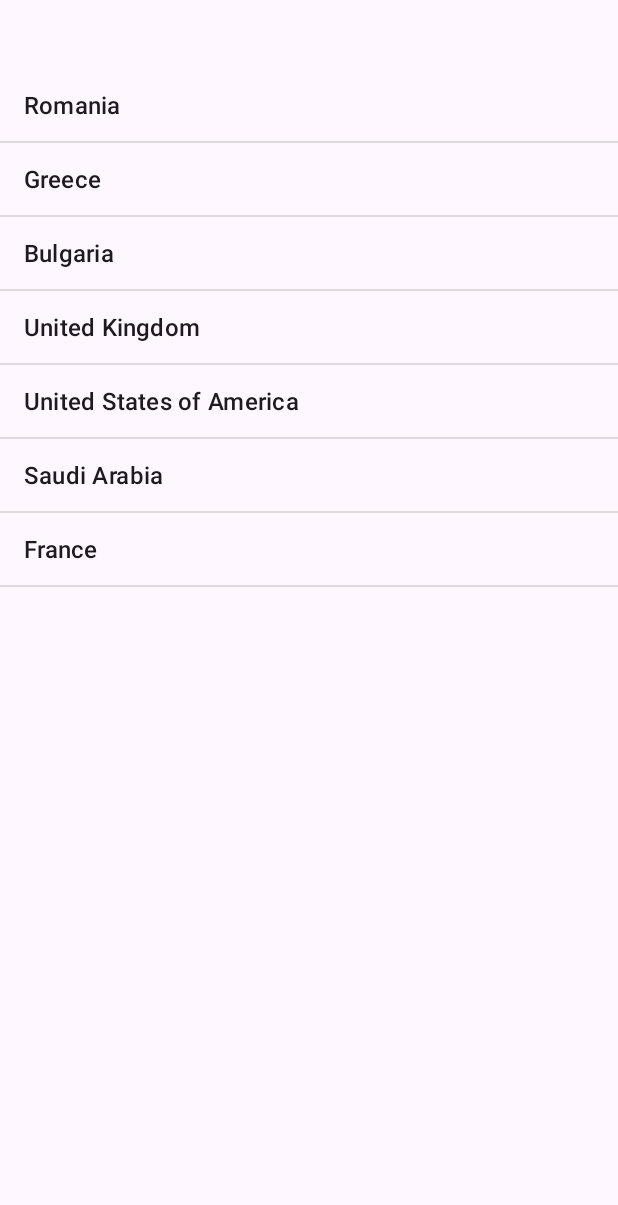
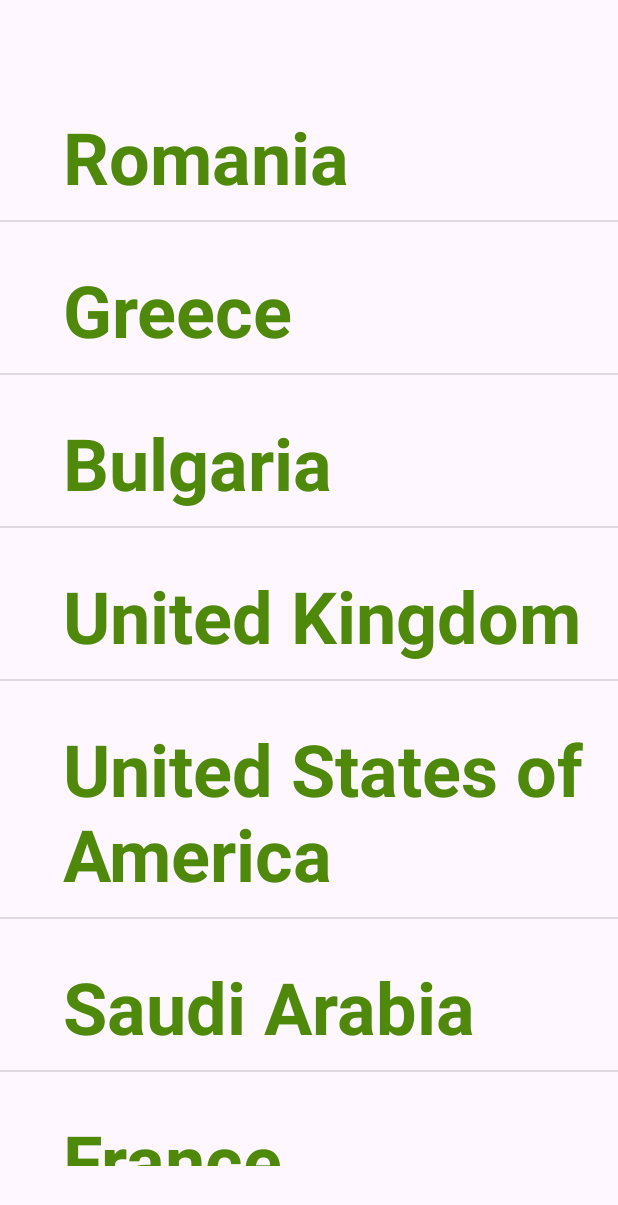
Before and after one commit to RobertBeraru/AndroidPlayground, an Android app: the screen it shows after launch (MainActivity), on a phone screen of 412 x 824 dp. Shown: the top 1205 px of the screen. Run offline under Robolectric (Android 15) with nearby library versions, the phone set to English and light mode, and no system bars.

Commit message:
Using custom adapters

```diff
--- a/adapters/src/main/java/com/example/adapters/MainActivity.java
+++ b/adapters/src/main/java/com/example/adapters/MainActivity.java
@@ -25,13 +25,13 @@ public class MainActivity extends AppCompatActivity {
         listView = findViewById(R.id.listView);
 
         //2- Data Source: String Array
-        String[] countries = {"Romania", "Greece", "Bulgaria", "United Kingdom", "United States of America", "Saudi Arabia", "France"};
+        String[] countries = {"Romania", "Greece", "Bulgaria", "United Kingdom", "United States of America", "Saudi Arabia", "France", "Hungary", "Brazil", "Denmark" };
 
         //3- Adapter: acts as a bridge between the 'data source' the 'AdapterView'
 
-        ArrayAdapter<String> adapter = new ArrayAdapter<>(this,
-                android.R.layout.simple_list_item_1,
-                countries);
+        MyCustomAdapter adapter = new MyCustomAdapter(this,countries);
+
+
 
         //4- Link ListView with the Adapter
         listView.setAdapter(adapter);
--- /dev/null
+++ b/adapters/src/main/java/com/example/adapters/MyCustomAdapter.java
@@ -0,0 +1,64 @@
+package com.example.adapters;
+
+import android.content.Context;
+import android.view.LayoutInflater;
+import android.view.View;
+import android.view.ViewGroup;
+import android.widget.BaseAdapter;
+import android.widget.TextView;
+
+
+public class MyCustomAdapter extends BaseAdapter {
+    private Context context;
+    private String[] items;
+
+    public MyCustomAdapter(Context context, String[] items) {
+        this.context = context;
+        this.items = items;
+    }
+
+    @Override
+    public int getCount() {
+        return items.length; //Returns the number of items in the data source
+    }
+
+
+    @Override
+    public Object getItem(int position) {
+        return items[position]; // Returns the data item at the given position
+    }
+
+    @Override
+    public long getItemId(int position) {
+
+        return position; // Returns a unique Identifier for the item at the given position
+    }
+
+    @Override
+    public View getView(int position, View convertView, ViewGroup parent) {
+        ViewHolder holder;
+        if (convertView == null) {
+            // convertView: is a recycled View that you can reuse to
+            //         improve the performance of your list.
+            convertView = LayoutInflater.from(context).inflate(R.layout.my_list_item, parent,false);
+
+            // Initialize ViewHolder and cache subviews
+            holder = new ViewHolder();
+            holder.textView = convertView.findViewById(R.id.text1);
+            convertView.setTag(holder);
+        } else {
+            // Reusing the View (that's recycled)
+            holder = (ViewHolder) convertView.getTag();
+        }
+
+        // Set the data to the view
+        holder.textView.setText(items[position]);
+
+        return convertView; // Displays the data at a position in the data set
+    }
+
+    static class ViewHolder {
+        // Holds references to the views within an item layout
+        TextView textView;
+    }
+}
--- /dev/null
+++ b/adapters/src/main/res/layout/my_list_item.xml
@@ -0,0 +1,22 @@
+<?xml version="1.0" encoding="utf-8"?>
+<androidx.constraintlayout.widget.ConstraintLayout xmlns:android="http://schemas.android.com/apk/res/android"
+    xmlns:app="http://schemas.android.com/apk/res-auto"
+    xmlns:tools="http://schemas.android.com/tools"
+    android:layout_width="match_parent"
+    android:layout_height="match_parent">
+
+    <TextView
+        android:id="@+id/text1"
+        android:layout_width="0dp"
+        android:layout_height="wrap_content"
+        android:layout_marginStart="32dp"
+        android:layout_marginTop="16dp"
+        android:padding="10dp"
+        android:text="item no 1"
+        android:textColor="#4E890A"
+        android:textSize="48dp"
+        android:textStyle="bold"
+        app:layout_constraintStart_toStartOf="parent"
+        app:layout_constraintTop_toTopOf="parent" />
+
+</androidx.constraintlayout.widget.ConstraintLayout>
```
